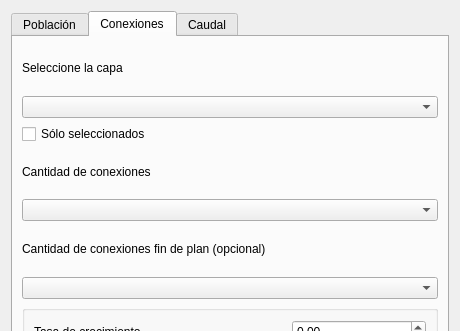
Qt form app/resources/flow_dialog.ui (sanibid/red_basica) before a commit; both pictures show x 0 to 460 and y 0 to 331 of the 460 by 657 pixel window.
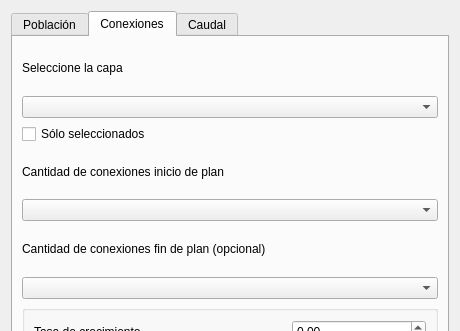
The same form after that commit. The open tabs and pages were chosen to show the change.

What changed in the file:
```diff
--- a/app/resources/flow_dialog.ui
+++ b/app/resources/flow_dialog.ui
@@ -149,7 +149,7 @@
        <item>
         <widget class="QLabel" name="connNoConnectionsLabel">
          <property name="text">
-          <string>Cantidad de conexiones</string>
+          <string>Cantidad de conexiones inicio de plan</string>
          </property>
         </widget>
        </item>
```
